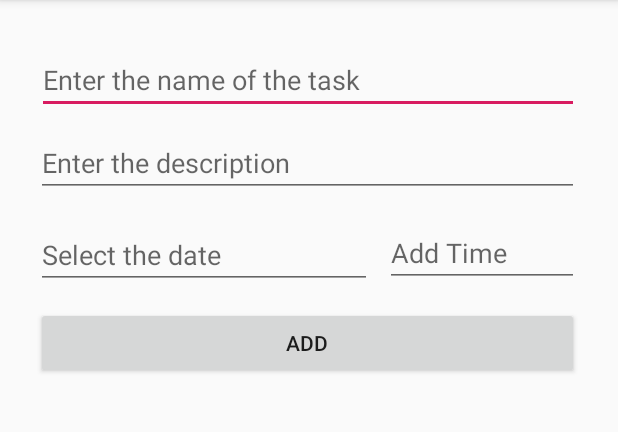
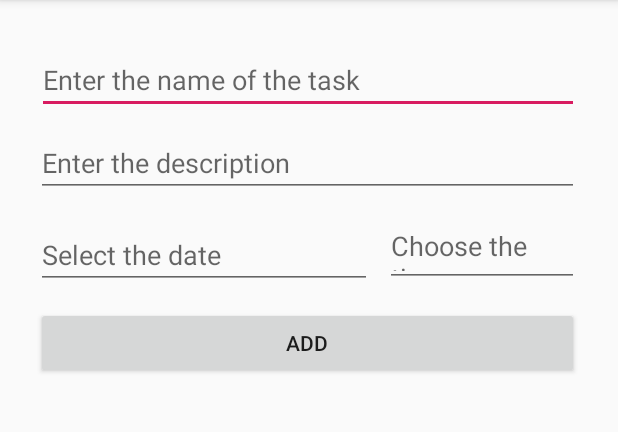
Before and after one commit to ve3xone/kronos-todo-app, an Android app: the screen it shows after launch (MainActivity), on a phone screen of 412 x 824 dp, the part 84-516 px from its top. Run offline under Robolectric (Android 15) with nearby library versions, the phone set to English and light mode, and no system bars; our stand-ins replace Room's generated code, data binding; libraries missing offline, so code that uses them is left out: org.jetbrains.anko.

Commit message:
Поправил локаль в main форме

```diff
--- a/app/src/main/res/layout/activity_main.xml
+++ b/app/src/main/res/layout/activity_main.xml
@@ -56,7 +56,7 @@
 
         <EditText
                 android:id="@+id/etTime"
-                android:hint="Add Time"
+                android:hint="@string/add_time"
                 android:focusable="false"
                 android:inputType="none"
                 android:layout_width="129dp"
```
